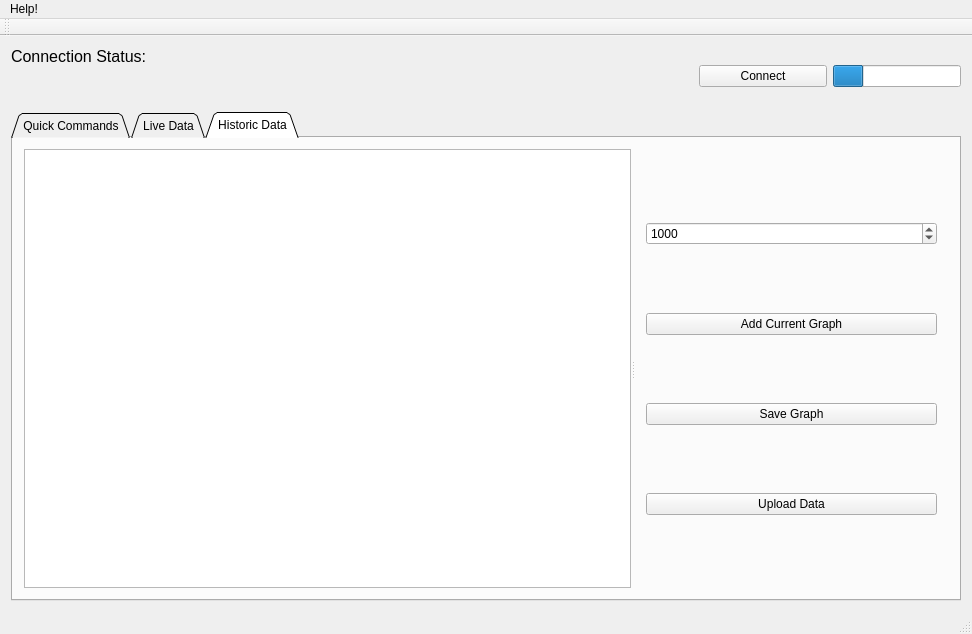
First picture: the form in src/mainwindow.ui, repository 026rus/OBDII, before the edit.
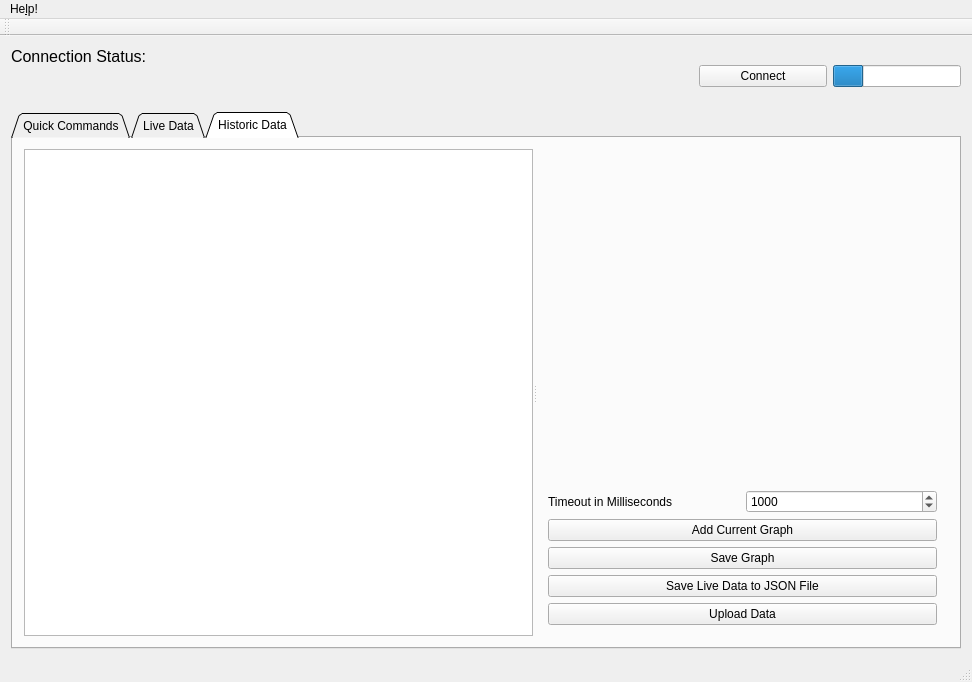
Second picture: the form after the edit. Custom widgets are drawn as their Qt base class.

Commit message: Add buttons, and adjust layout.  Fix timeout settings

Diff of the .ui file:
```diff
--- a/src/mainwindow.ui
+++ b/src/mainwindow.ui
@@ -7,7 +7,7 @@
     <x>0</x>
     <y>0</y>
     <width>972</width>
-    <height>634</height>
+    <height>682</height>
    </rect>
   </property>
   <property name="windowTitle">
@@ -426,6 +426,28 @@
             <widget class="QWidget" name="layoutWidget">
              <layout class="QVBoxLayout" name="verticalLayout_5">
               <item>
+               <spacer name="verticalSpacer_2">
+                <property name="orientation">
+                 <enum>Qt::Vertical</enum>
+                </property>
+                <property name="sizeHint" stdset="0">
+                 <size>
+                  <width>20</width>
+                  <height>40</height>
+                 </size>
+                </property>
+               </spacer>
+              </item>
+              <item>
+               <layout class="QHBoxLayout" name="horizontalLayout_6">
+                <item>
+                 <widget class="QLabel" name="timeoutLabel">
+                  <property name="text">
+                   <string>Timeout in Milliseconds</string>
+                  </property>
+                 </widget>
+                </item>
+                <item>
                <widget class="QSpinBox" name="sbTimeout">
                 <property name="minimum">
                  <number>100</number>
@@ -441,6 +463,8 @@
                 </property>
                </widget>
               </item>
+               </layout>
+              </item>
               <item>
                <widget class="QPushButton" name="addGraphButton">
                 <property name="text">
@@ -455,6 +479,13 @@
                 </property>
                </widget>
               </item>
+              <item>
+               <widget class="QPushButton" name="jsonSave">
+                <property name="text">
+                 <string>Save Live Data to JSON File</string>
+                </property>
+               </widget>
+              </item>
               <item>
                <widget class="QPushButton" name="uploadButton">
                 <property name="text">
@@ -480,12 +511,12 @@
      <x>0</x>
      <y>0</y>
      <width>972</width>
-     <height>26</height>
+     <height>30</height>
     </rect>
    </property>
    <widget class="QMenu" name="menuAbout">
     <property name="title">
-     <string>Help!</string>
+     <string>He&amp;lp!</string>
     </property>
     <addaction name="actionAbout"/>
    </widget>
```
Left out of the diff: 6 changed lines with no effect on the pictures. Lines whose indentation alone changed are shown as unchanged. The commit also changes 2 other files.
